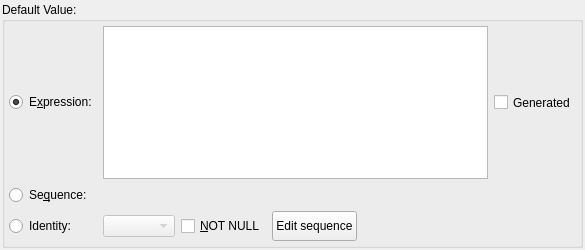
First picture: the form in libs/libgui/ui/dbobjects/columnwidget.ui, repository pgmodeler/pgmodeler, before the edit.
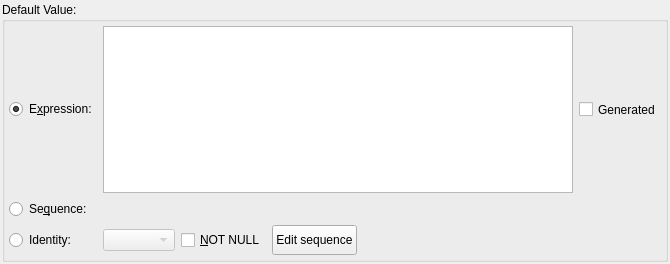
Second picture: the form after the edit. Icons and pictures are not drawn.

The edit to the form file:
```diff
--- a/libs/libgui/ui/dbobjects/columnwidget.ui
+++ b/libs/libgui/ui/dbobjects/columnwidget.ui
@@ -6,8 +6,8 @@
    <rect>
     <x>0</x>
     <y>0</y>
-    <width>585</width>
-    <height>250</height>
+    <width>670</width>
+    <height>264</height>
    </rect>
   </property>
   <layout class="QGridLayout" name="column_grid">
```
Left out of the diff: 4 changed lines with no effect on the pictures.
